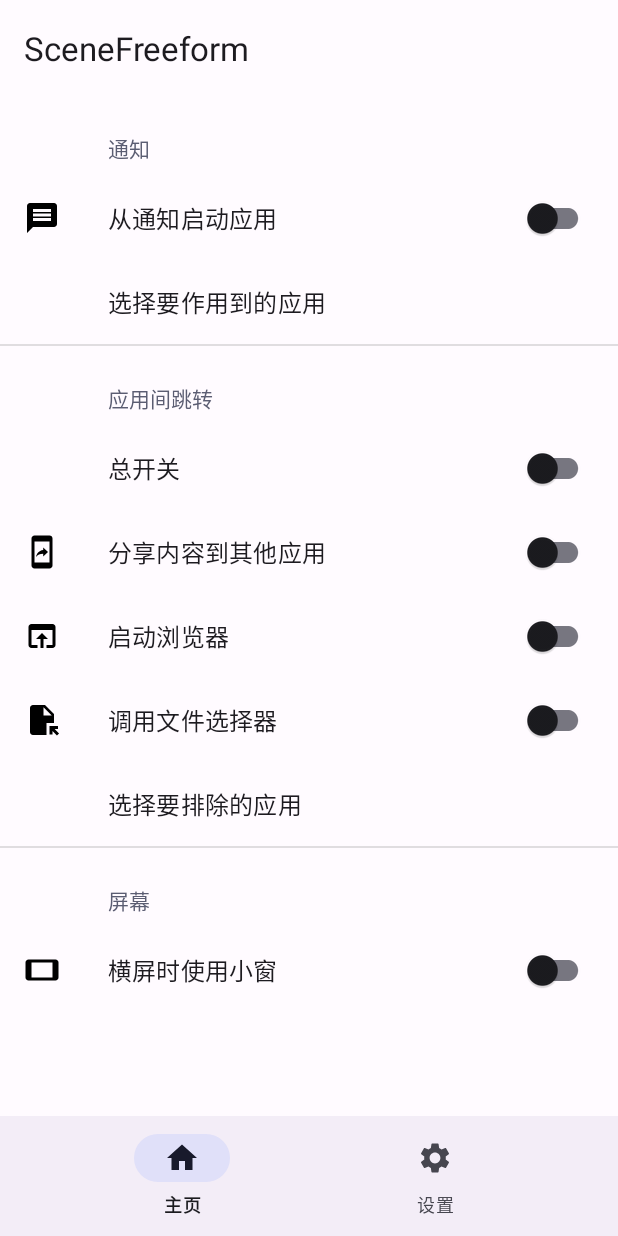
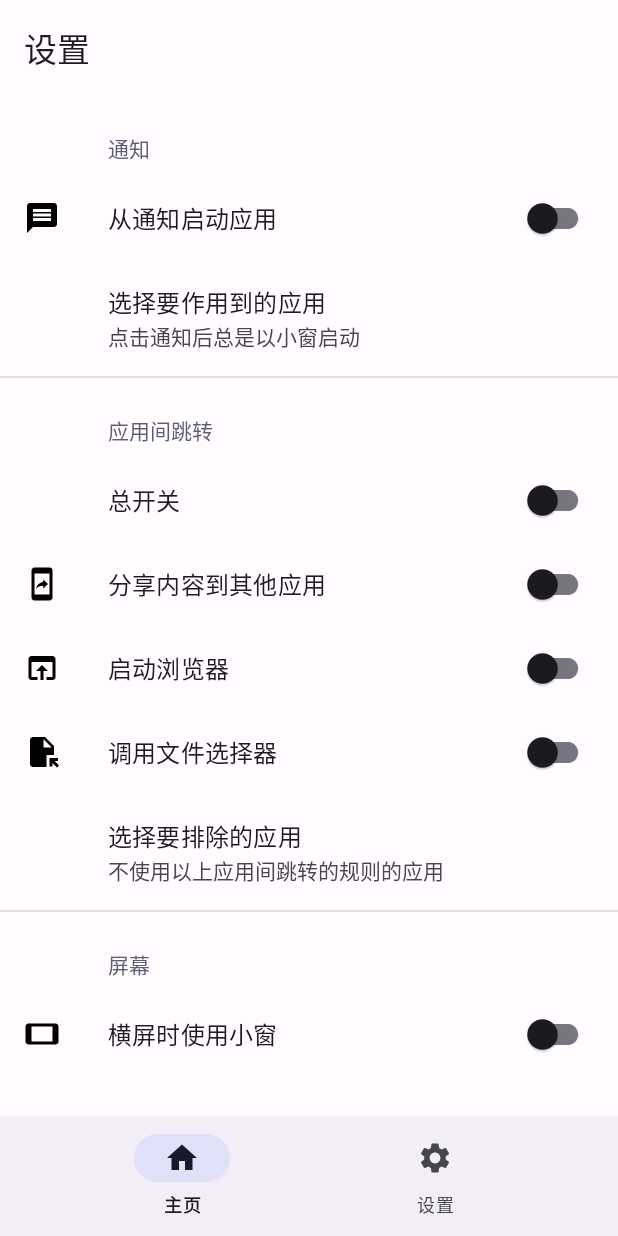
Before and after one commit to 5ec1cff/SceneFreeform, an Android app: the SettingsFragment screen opened through its navigation route, on a phone screen of 412 x 824 dp. Run offline under Robolectric (Android 15) with nearby library versions, the phone set to English and light mode, and no system bars; our stand-ins replace Room's generated code, androidx.preference, navigation-ui; libraries missing offline, so code that uses them is left out: com.highcapable.yukihookapi, de.robv.android; 20 statements that could not run were skipped.

Commit message:
Fix some problems
Signed-off-by: 5ec1cff <ewtqyqyewtqyqy@gmail.com>

```diff
--- a/app/src/main/java/five/ec1cff/scene_freeform/config/ConfigDB.kt
+++ b/app/src/main/java/five/ec1cff/scene_freeform/config/ConfigDB.kt
@@ -29,7 +29,7 @@ abstract class ConfigDB : RoomDatabase() {
         @Query("SELECT * FROM NotificationScope")
         suspend fun getNotificationScopes(): List<NotificationScope>
 
-        @Query("SELECT COUNT(*) FROM NotificationScope")
+        @Query("SELECT COUNT(*) FROM NotificationScope WHERE inWhitelist = \"1\"")
         fun getNotificationScopesCountFlow(): Flow<Int>
 
         @Insert(onConflict = OnConflictStrategy.REPLACE)
@@ -38,7 +38,7 @@ abstract class ConfigDB : RoomDatabase() {
         @Query("SELECT * FROM AppJumpRule")
         suspend fun getAppJumpRules(): List<AppJumpRule>
 
-        @Query("SELECT COUNT(*) FROM AppJumpRule")
+        @Query("SELECT COUNT(*) FROM AppJumpRule WHERE allowTarget = \"0\"")
         fun getAppJumpRulesCountFlow(): Flow<Int>
     }
 }
--- a/app/src/main/java/five/ec1cff/scene_freeform/fragments/HomeFragment.kt
+++ b/app/src/main/java/five/ec1cff/scene_freeform/fragments/HomeFragment.kt
@@ -6,6 +6,7 @@ import android.os.Looper
 import android.view.LayoutInflater
 import android.view.View
 import android.view.ViewGroup
+import androidx.appcompat.app.AppCompatActivity
 import androidx.appcompat.content.res.AppCompatResources
 import androidx.fragment.app.Fragment
 import androidx.fragment.app.activityViewModels
@@ -27,6 +28,14 @@ class HomeFragment: Fragment() {
     ): View {
         binding = FragmentHomeBinding.inflate(inflater, container, false)
         return binding.root
+    }
+
+    override fun onResume() {
+        super.onResume()
+        (requireActivity() as AppCompatActivity).supportActionBar?.apply {
+            setDisplayHomeAsUpEnabled(false)
+            title = getString(R.string.home_menu_title)
+        }
     }
 
     override fun onViewCreated(view: View, savedInstanceState: Bundle?) {
--- a/app/src/main/java/five/ec1cff/scene_freeform/fragments/SettingsFragment.kt
+++ b/app/src/main/java/five/ec1cff/scene_freeform/fragments/SettingsFragment.kt
@@ -2,6 +2,7 @@ package five.ec1cff.scene_freeform.fragments
 
 import android.os.Bundle
 import android.view.View
+import androidx.appcompat.app.AppCompatActivity
 import androidx.core.os.bundleOf
 import androidx.fragment.app.activityViewModels
 import androidx.lifecycle.lifecycleScope
@@ -12,7 +13,6 @@ import androidx.preference.PreferenceFragmentCompat
 import androidx.preference.SwitchPreferenceCompat
 import com.highcapable.yukihookapi.YukiHookAPI
 import five.ec1cff.scene_freeform.R
-import five.ec1cff.scene_freeform.checkPackageExists
 import five.ec1cff.scene_freeform.checkPackageExistsAsync
 import five.ec1cff.scene_freeform.config.*
 import five.ec1cff.scene_freeform.viewmodels.ModuleStatusViewModel
@@ -62,6 +62,14 @@ class SettingsFragment : PreferenceFragmentCompat(), Preference.OnPreferenceChan
         findPreference<PreferenceCategory>("screen_category")!!.isEnabled = moduleAvailable && (systemUiAvailable || systemServerAvailable)
     }
 
+    override fun onResume() {
+        super.onResume()
+        (requireActivity() as AppCompatActivity).supportActionBar?.apply {
+            setDisplayHomeAsUpEnabled(false)
+            title = getString(R.string.settings_menu_title)
+        }
+    }
+
     override fun onViewCreated(view: View, savedInstanceState: Bundle?) {
         super.onViewCreated(view, savedInstanceState)
         viewModel.systemServerStatus.observe(viewLifecycleOwner) {
@@ -86,16 +94,16 @@ class SettingsFragment : PreferenceFragmentCompat(), Preference.OnPreferenceChan
                 .distinctUntilChanged()
                 .onEach { count ->
                     findPreference<Preference>(Constants.NOTIFICATION_SCOPE)?.also {
-                        it.summary = if (count > 0) getString(R.string.scope_summary, count)
-                        else getString(R.string.scope_summary_empty)
+                        it.title = if (count > 0) getString(R.string.notification_scope_title, count)
+                        else getString(R.string.notification_scope_title_empty)
                     }
                 }.launchIn(viewLifecycleOwner.lifecycleScope)
             getAppJumpRulesCountFlow()
                 .distinctUntilChanged()
                 .onEach { count ->
                     findPreference<Preference>(Constants.APP_JUMP_SCOPE)?.also {
-                        it.summary = if (count > 0) getString(R.string.scope_summary, count)
-                        else getString(R.string.scope_summary_empty)
+                        it.title = if (count > 0) getString(R.string.start_activity_scope_title, count)
+                        else getString(R.string.start_activity_scope_title_empty)
                     }
                 }.launchIn(viewLifecycleOwner.lifecycleScope)
         }
@@ -105,9 +113,9 @@ class SettingsFragment : PreferenceFragmentCompat(), Preference.OnPreferenceChan
         setPreferencesFromResource(R.xml.root_preferences, rootKey)
         val activity = requireActivity()
         lifecycleScope.launch {
-            findPreference<SwitchPreferenceCompat>("handle_qq_share")?.isVisible =
+            findPreference<SwitchPreferenceCompat>(Constants.HANDLE_QQ_SHARE)?.isVisible =
                 activity.checkPackageExistsAsync(Constants.QQ_PACKAGE_NAME)
-            findPreference<SwitchPreferenceCompat>("handle_wechat_share")?.isVisible =
+            findPreference<SwitchPreferenceCompat>(Constants.HANDLE_WECHAT_SHARE)?.isVisible =
                 activity.checkPackageExistsAsync(Constants.WECHAT_PACKAGE_NAME)
         }
         findPreference<Preference>(Constants.NOTIFICATION_SCOPE)!!.setOnPreferenceClickListener {
--- a/app/src/main/java/five/ec1cff/scene_freeform/hook/HookEntry.kt
+++ b/app/src/main/java/five/ec1cff/scene_freeform/hook/HookEntry.kt
@@ -25,7 +25,7 @@ class HookEntry: IYukiHookXposedInit {
     override fun onInit() {
         YukiHookAPI.Configs.apply {
             debugTag = "SceneFreeform"
-            isDebug = false // BuildConfig.DEBUG
+            isDebug = BuildConfig.DEBUG
             isEnableModulePrefsCache = false
         }
     }
--- a/app/src/main/res/menu/menu_app_selector.xml
+++ b/app/src/main/res/menu/menu_app_selector.xml
@@ -7,8 +7,8 @@
         app:actionViewClass="androidx.appcompat.widget.SearchView"
         app:showAsAction="ifRoom" />
 
-    <item android:id="@+id/save_app_list"
+    <!--item android:id="@+id/save_app_list"
         android:icon="@drawable/ic_save"
         android:title=""
-        app:showAsAction="ifRoom" />
+        app:showAsAction="ifRoom" /-->
 </menu>
--- a/app/src/main/res/values/strings.xml
+++ b/app/src/main/res/values/strings.xml
@@ -7,7 +7,7 @@
     <string name="app_jump_header">应用间跳转</string>
     <string name="share_title">分享内容到其他应用</string>
     <string name="qq_share_title">处理 QQ 分享 SDK</string>
-    <string name="qq_share_summary">注意：当前启用该功能可能会导致 QQ 分享 SDK 向源 App 返回分享失败，请谨慎开启（系统分享不受影响）。</string>
+    <string name="qq_share_summary">可能无效</string>
     <string name="wechat_share_title">处理微信分享 SDK</string>
     <string name="browser_title">启动浏览器</string>
     <string name="file_selector_title">调用文件选择器</string>
@@ -23,11 +23,13 @@
     <string name="remote_version_mismatch">版本不匹配 (%1$s)</string>
     <string name="remote_checking">检测中</string>
     <string name="remote_not_injected">不可用</string>
-    <string name="notification_hook_scope">选择要作用到的应用</string>
-    <string name="start_activity_hook_scope_title">选择要排除的应用</string>
     <string name="screen_title">屏幕</string>
     <string name="landscape_title">横屏时使用小窗</string>
     <string name="app_jump_switch">总开关</string>
-    <string name="scope_summary_empty">没有选择应用</string>
-    <string name="scope_summary">已选择 %1$d 个应用</string>
+    <string name="notification_scope_title_empty">选择要作用到的应用</string>
+    <string name="start_activity_scope_title_empty">选择要排除的应用</string>
+    <string name="notification_scope_title">已选择 %1$d 个应用</string>
+    <string name="start_activity_scope_title">已排除 %1$d 个应用</string>
+    <string name="notification_scope_title_summary">点击通知后总是以小窗启动</string>
+    <string name="start_activity_scope_title_summary">不使用以上应用间跳转的规则的应用</string>
 </resources>
--- a/app/src/main/res/xml/root_preferences.xml
+++ b/app/src/main/res/xml/root_preferences.xml
@@ -10,7 +10,8 @@
         <Preference
             app:persistent="false"
             app:key="notification_scope"
-            app:title="@string/notification_hook_scope" />
+            app:title="@string/notification_scope_title_empty"
+            app:summary="@string/notification_scope_title_summary"/>
     </PreferenceCategory>
 
     <PreferenceCategory app:title="@string/app_jump_header"
@@ -54,7 +55,8 @@
         <Preference
             app:persistent="false"
             app:key="app_jump_scope"
-            app:title="@string/start_activity_hook_scope_title"
+            app:title="@string/start_activity_scope_title_empty"
+            app:summary="@string/start_activity_scope_title_summary"
             />
     </PreferenceCategory>
 
```
Also changed, not shown: app/src/main/java/five/ec1cff/scene_freeform/adapters/AppSelectorAdapter.kt (+11 -12 lines), app/src/main/java/five/ec1cff/scene_freeform/fragments/AppSelectorFragment.kt (+21 -6 lines), app/src/main/java/five/ec1cff/scene_freeform/viewmodels/AppSelectorViewModel.kt (+7 -3 lines).
